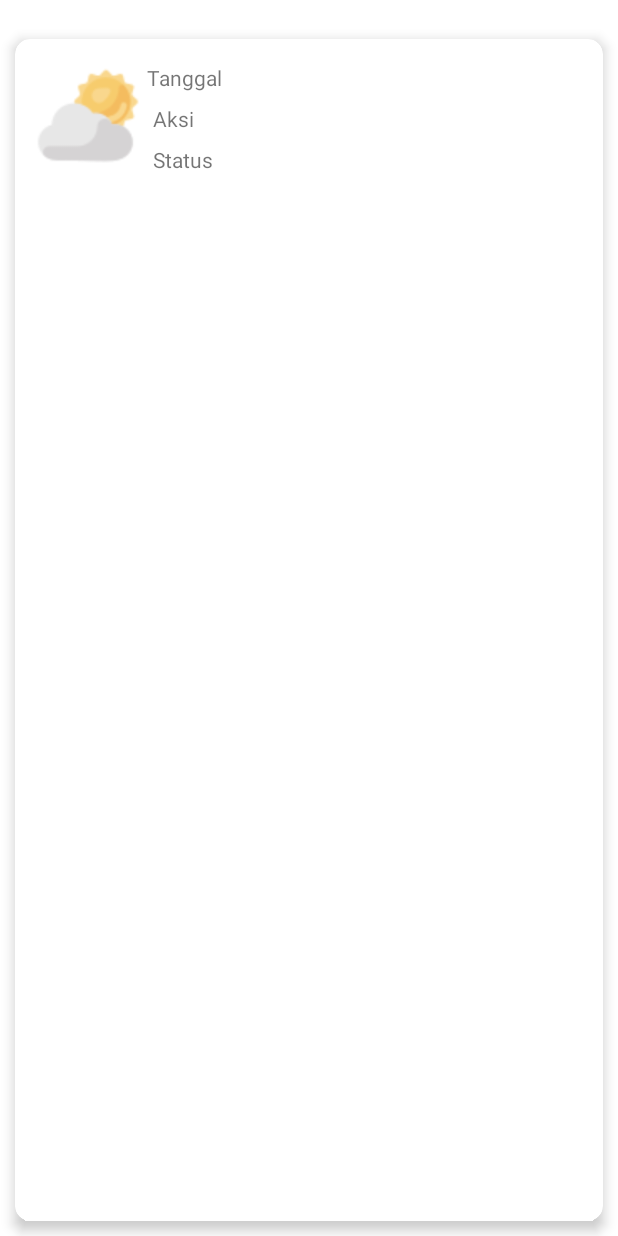
After one commit to ghivalzahrvnsyah/SiagaBanjir, an Android app: the layout fragment_history.xml on its own in the app's theme, with its tools: preview values and no code run, on a phone screen of 412 x 824 dp. The commit adds this screen. Run offline under Robolectric (Android 15) with nearby library versions, the phone set to English and light mode, and no system bars.

Commit message:
menambah layout list history

```diff
--- a/app/src/main/res/drawable/rounded.xml
+++ b/app/src/main/res/drawable/rounded.xml
@@ -1,7 +1,6 @@
 <?xml version="1.0" encoding="utf-8"?>
 <shape xmlns:android="http://schemas.android.com/apk/res/android" android:shape="rectangle">
-
-
+        <solid android:color="@color/button_lapor" />
         <corners android:radius="25dp" />
 
 </shape>
--- /dev/null
+++ b/app/src/main/res/layout/fragment_history.xml
@@ -0,0 +1,16 @@
+<?xml version="1.0" encoding="utf-8"?>
+<LinearLayout xmlns:android="http://schemas.android.com/apk/res/android"
+    xmlns:tools="http://schemas.android.com/tools"
+    android:layout_width="match_parent"
+    android:layout_height="match_parent"
+    tools:context=".HistoryFragment">
+
+    <androidx.recyclerview.widget.RecyclerView
+        android:id="@+id/rvHistory"
+        android:layout_width="match_parent"
+        android:layout_height="match_parent"
+        android:layout_above="@+id/btnHapus"
+        android:layout_below="@+id/cvPemasukanTotal"
+        android:layout_marginTop="16dp"
+        tools:listitem="@layout/list_item_history" />
+</LinearLayout>
--- /dev/null
+++ b/app/src/main/res/layout/list_item_history.xml
@@ -0,0 +1,59 @@
+<?xml version="1.0" encoding="utf-8"?>
+<androidx.cardview.widget.CardView xmlns:android="http://schemas.android.com/apk/res/android"
+    xmlns:app="http://schemas.android.com/apk/res-auto"
+    xmlns:tools="http://schemas.android.com/tools"
+    android:layout_width="match_parent"
+    android:layout_height="match_parent"
+    android:layout_margin="10dp"
+    app:cardBackgroundColor="@android:color/white"
+    app:cardCornerRadius="10dp"
+    app:cardElevation="5dp"
+    app:contentPadding="12dp">
+
+    <androidx.constraintlayout.widget.ConstraintLayout
+        android:layout_width="match_parent"
+        android:layout_height="wrap_content">
+
+        <ImageView
+            android:id="@+id/ivIcon"
+            android:layout_width="73dp"
+            android:layout_height="75dp"
+            android:src="@drawable/img_cloudy"
+            app:layout_constraintBottom_toBottomOf="parent"
+            app:layout_constraintStart_toStartOf="parent"
+            app:layout_constraintTop_toTopOf="parent" />
+
+        <TextView
+            android:id="@+id/tvDate"
+            android:layout_width="match_parent"
+            android:layout_height="wrap_content"
+            android:layout_marginStart="76dp"
+            android:layout_marginTop="4dp"
+            app:layout_constraintStart_toEndOf="@+id/ivIcon"
+            app:layout_constraintTop_toTopOf="parent"
+            tools:text="Tanggal" />
+
+        <TextView
+            android:id="@+id/tvAction"
+            android:layout_width="match_parent"
+            android:layout_height="wrap_content"
+            android:layout_marginStart="80dp"
+            android:layout_marginTop="8dp"
+            app:layout_constraintStart_toEndOf="@+id/ivIcon"
+            app:layout_constraintTop_toBottomOf="@+id/tvDate"
+            tools:text="Aksi" />
+        <TextView
+            android:id="@+id/tvStatus"
+            android:layout_width="match_parent"
+            android:layout_height="wrap_content"
+            android:layout_marginStart="80dp"
+            android:layout_marginTop="8dp"
+            app:layout_constraintStart_toEndOf="@+id/ivIcon"
+            app:layout_constraintTop_toBottomOf="@+id/tvAction"
+            tools:text="Status" />
+
+
+
+    </androidx.constraintlayout.widget.ConstraintLayout>
+
+</androidx.cardview.widget.CardView>
```
Also changed, not shown: app/src/main/java/com/org/proyektingkat2/siagabanjir/HistoryFragment.kt (added, +59 -0 lines), app/src/main/res/layout/fragment_home.xml (+8 -6 lines).
